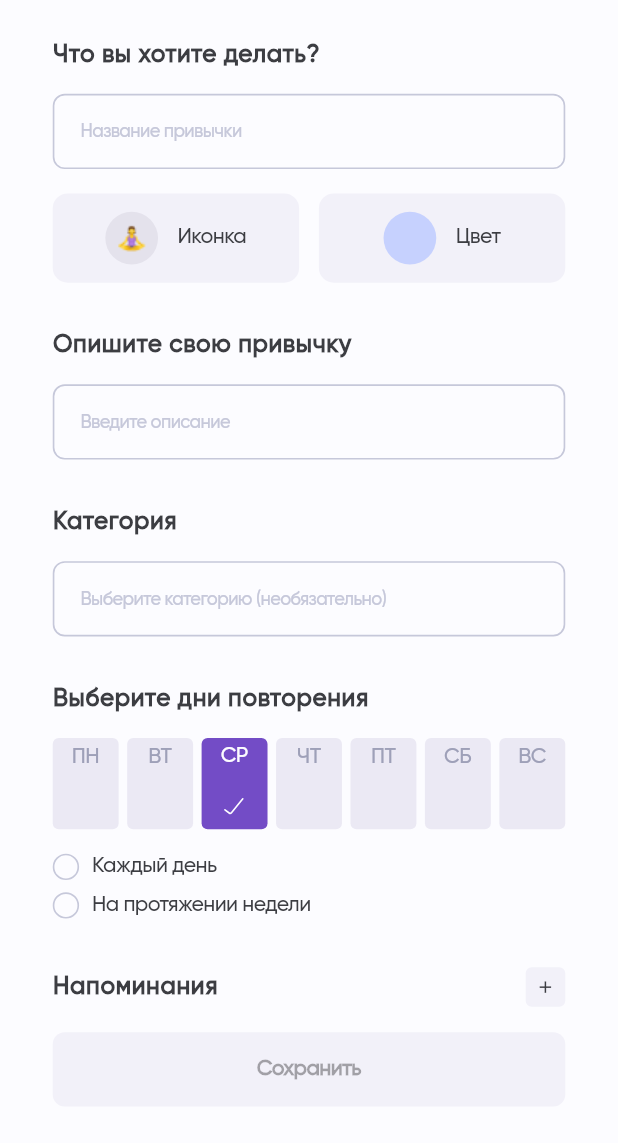
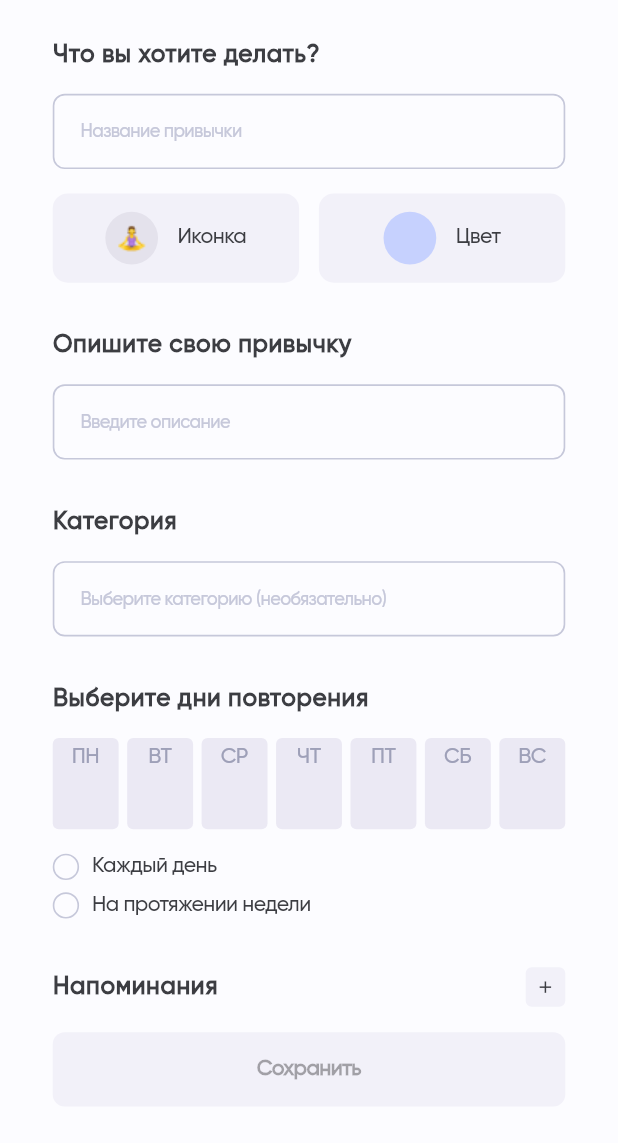
Before and after one commit to kurochkinivan/HabitTracker, a Flutter app: the HabitSettingsPage screen opened by its route, on a phone screen of 412 x 824 dp, the part 93-1236 px from its top. Run offline on Flutter 3.47's test engine with Material 3 defaults, Android fonts, the light colour scheme and no system bars; our stand-ins replace auto_route, connectivity_plus, dio, flutter_bloc, flutter_screenutil, flutter_secure_storage and 4 more; missing offline and left inert: android_id, fuzzy; accounts and stored records are empty; generated files the repository leaves out were written again.

Commit message:
import fix

```diff
--- a/frontend/lib/pages/add_habit_page.dart
+++ b/frontend/lib/pages/add_habit_page.dart
@@ -5,7 +5,6 @@ import 'package:flutter_svg/svg.dart';
 import 'package:fuzzy/fuzzy.dart';
 import 'package:habit_tracker/app_colors.dart';
 import 'package:habit_tracker/widgets/custom_search_bar.dart';
-
 import '../models/habits.dart';
 import '../router/app_router.dart';
 import '../widgets/category_section.dart';
--- a/frontend/lib/pages/color_choice_page.dart
+++ b/frontend/lib/pages/color_choice_page.dart
@@ -2,7 +2,6 @@ import 'package:auto_route/auto_route.dart';
 import 'package:flutter/material.dart';
 import 'package:flutter_screenutil/flutter_screenutil.dart';
 import 'package:flutter_svg/svg.dart';
-
 import '../app_colors.dart';
 import '../router/app_router.dart';
 import '../widgets/custom_elevated_button.dart';
--- a/frontend/lib/pages/habit_settings_page.dart
+++ b/frontend/lib/pages/habit_settings_page.dart
@@ -52,7 +52,7 @@ class HabitSettingsPageState extends State<HabitSettingsPage> {
 
   final ValueNotifier<bool> _isMon = ValueNotifier(false);
   final ValueNotifier<bool> _isTue = ValueNotifier(false);
-  final ValueNotifier<bool> _isWed = ValueNotifier(true);
+  final ValueNotifier<bool> _isWed = ValueNotifier(false);
   final ValueNotifier<bool> _isThu = ValueNotifier(false);
   final ValueNotifier<bool> _isFri = ValueNotifier(false);
   final ValueNotifier<bool> _isSat = ValueNotifier(false);
--- a/frontend/lib/pages/icon_choice_page.dart
+++ b/frontend/lib/pages/icon_choice_page.dart
@@ -2,7 +2,6 @@ import 'package:auto_route/auto_route.dart';
 import 'package:flutter/material.dart';
 import 'package:flutter_screenutil/flutter_screenutil.dart';
 import 'package:flutter_svg/svg.dart';
-
 import '../app_colors.dart';
 import '../router/app_router.dart';
 import '../widgets/custom_elevated_button.dart';
--- a/frontend/lib/pages/new_password_page.dart
+++ b/frontend/lib/pages/new_password_page.dart
@@ -3,7 +3,6 @@ import 'package:flutter/material.dart';
 import 'package:flutter_screenutil/flutter_screenutil.dart';
 import 'package:flutter_svg/flutter_svg.dart';
 import '../app_colors.dart';
-import '../router/app_router.dart';
 import '../widgets/custom_elevated_button.dart';
 import '../widgets/custom_text_form_field.dart';
 import '../widgets/text_field_error_message.dart';
--- a/frontend/lib/pages/verify_email_page.dart
+++ b/frontend/lib/pages/verify_email_page.dart
@@ -11,8 +11,6 @@ import '../app_colors.dart';
 import '../bloc/auth_bloc.dart';
 import '../bloc/auth_event.dart';
 import '../bloc/auth_state.dart';
-import '../models/get_verification_code_request.dart';
-import '../router/app_router.dart';
 import 'package:pin_code_fields/pin_code_fields.dart';
 import '../widgets/custom_elevated_button.dart';
 import '../widgets/resend_code_button.dart';
--- a/frontend/lib/services/api_client.dart
+++ b/frontend/lib/services/api_client.dart
@@ -35,7 +35,8 @@ abstract class ApiClient {
   Future<GetJwtResponse> refreshTokens(@Body() RefreshTokensRequest request);
 
   @GET("/auth/check-auth")
-  Future<CheckAuthResponse> checkAuth(@Header("Authorization") String authorization);
+  Future<CheckAuthResponse> checkAuth(
+      @Header("Authorization") String authorization);
 
   @POST("/auth/logout")
   Future<GetJwtResponse> logout(@Body() LogoutRequest request);
```
